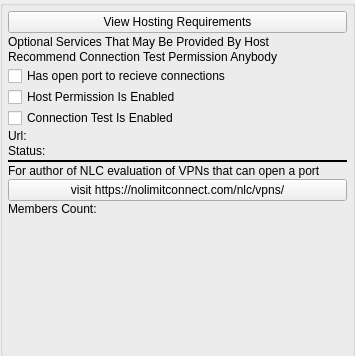
The window that nolimitgui/CommonSrc/Forms/AppletHostNetworkStatus.ui (nolimitconnect/NoLimitConnect) describes before a commit, drawn with Qt 5; both pictures show x 0 to 355 and y 0 to 356 of the 355 by 574 pixel window.
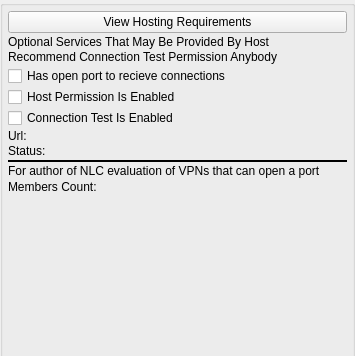
The same window after the commit. Custom widgets are drawn as their Qt base class.

Commit message: Fix use of different network key, GUI improvements

```diff
--- a/nolimitgui/CommonSrc/Forms/AppletHostNetworkStatus.ui
+++ b/nolimitgui/CommonSrc/Forms/AppletHostNetworkStatus.ui
@@ -203,11 +203,7 @@
        </widget>
       </item>
       <item>
-       <widget class="QPushButton" name="m_VistEvalVpnsButton">
-        <property name="text">
-         <string>visit https://nolimitconnect.com/nlc/vpns/</string>
-        </property>
-       </widget>
+       <widget class="WebsiteWidget" name="m_WebsiteWidget" native="true"/>
       </item>
       <item>
        <layout class="QHBoxLayout" name="horizontalLayout">
@@ -249,6 +245,12 @@
   </layout>
  </widget>
  <customwidgets>
+  <customwidget>
+   <class>WebsiteWidget</class>
+   <extends>QWidget</extends>
+   <header>WebsiteWidget.h</header>
+   <container>1</container>
+  </customwidget>
   <customwidget>
    <class>PermissionWidget</class>
    <extends>QWidget</extends>
```
Left out of the diff: 4 changed lines with no effect on the pictures. The commit also changes 76 other files.
